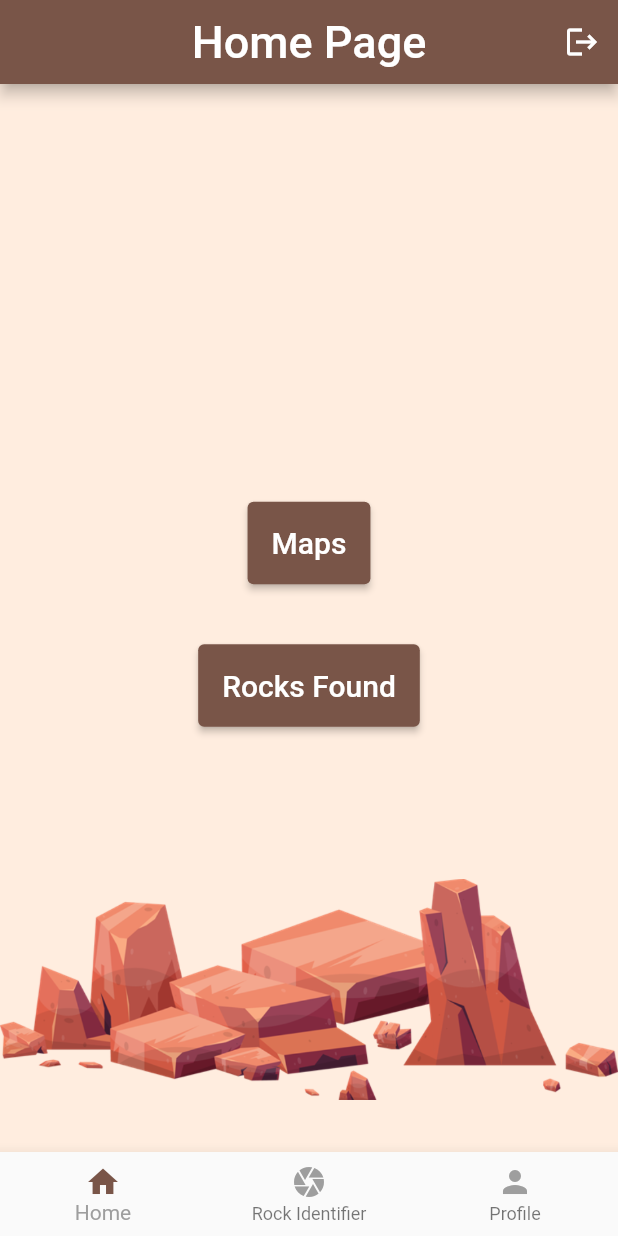
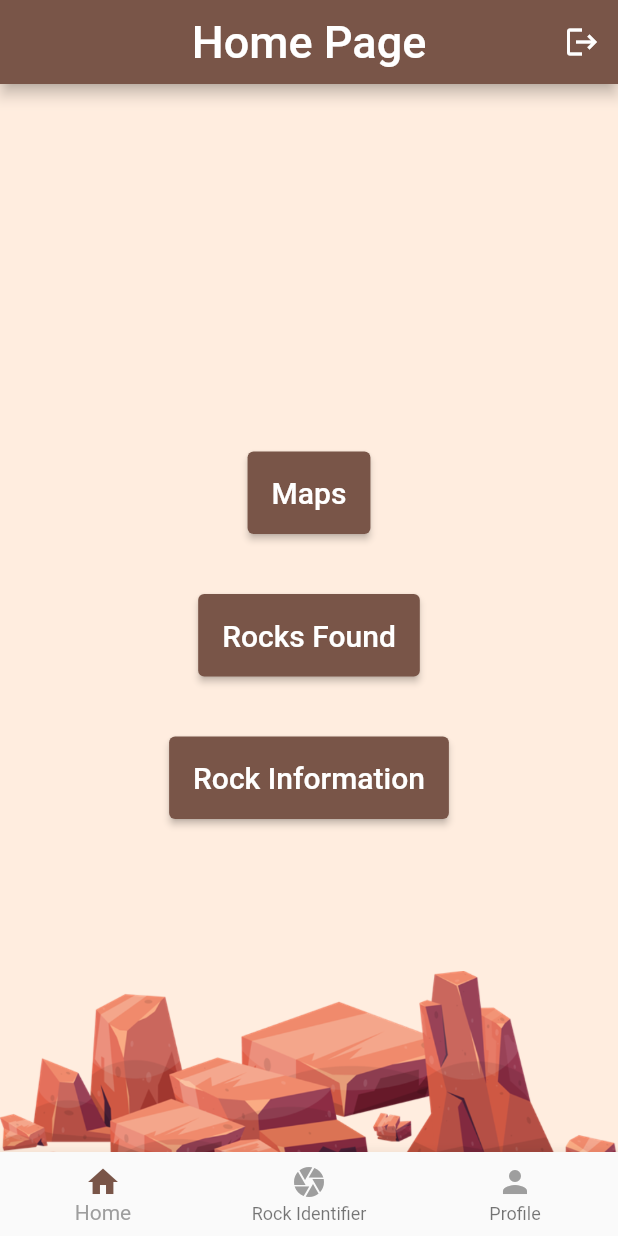
Before and after one commit to zmojab/RockID, a Flutter app: the screen it shows once a user with an empty profile is signed in, on a phone screen of 412 x 824 dp. Run offline on Flutter 3.47's test engine with Material 2 defaults, Android fonts, the phone set to English and light mode, and no system bars; our stand-ins replace cloud_firestore, firebase_auth, firebase_core, firebase_storage, geolocator, google_maps_flutter and 2 more; missing offline and left inert: tflite_flutter, tflite_flutter_helper; accounts and stored records are empty; network calls fail.

Commit message:
Created rock class to store webscrape data, modified Home Page w/ Rock Info button, created Rock Info page & popup

```diff
--- /dev/null
+++ b/rockid/lib/components/rock_details_popup.dart
@@ -0,0 +1,38 @@
+import 'package:flutter/material.dart';
+import '../models/rock.dart';
+
+class RockDetailsPopup extends StatelessWidget {
+  final Rock rock;
+
+  const RockDetailsPopup({required this.rock});
+
+  @override
+  Widget build(BuildContext context) {
+    return AlertDialog(
+      title: Text(rock.name),
+      content: SingleChildScrollView(
+        child: Column(
+          crossAxisAlignment: CrossAxisAlignment.start,
+          children: [
+            Text('Category: ${rock.category}'),
+            Text('Formula: ${rock.formula}'),
+            Text('Crystal System: ${rock.crystalSystem}'),
+            Text('Luster: ${rock.luster}'),
+            Text('Streak: ${rock.streak}'),
+            Text('Formation: ${rock.formation}'),
+            Text('Properties: ${rock.properties}'),
+            Text('Uses: ${rock.uses}'),
+          ],
+        ),
+      ),
+      actions: [
+        TextButton(
+          onPressed: () {
+            Navigator.of(context).pop();
+          },
+          child: Text('Close'),
+        ),
+      ],
+    );
+  }
+}
--- /dev/null
+++ b/rockid/lib/models/rock.dart
@@ -0,0 +1,37 @@
+class Rock {
+  final String category;
+  final String crystalSystem;
+  final String formula;
+  final String luster;
+  final String streak;
+  final String formation;
+  final String name;
+  final String properties;
+  final String uses;
+
+  Rock({
+    required this.category,
+    required this.crystalSystem,
+    required this.formula,
+    required this.luster,
+    required this.streak,
+    required this.formation,
+    required this.name,
+    required this.properties,
+    required this.uses,
+  });
+
+  factory Rock.fromFirestore(Map<String, dynamic> data) {
+    return Rock(
+      category: data['Category'] ?? '',
+      crystalSystem: data['Crystal System'] ?? '',
+      formula: data['Formula'] ?? '',
+      luster: data['Luster'] ?? '',
+      streak: data['Streak'] ?? '',
+      formation: data['formation'] ?? '',
+      name: data['name'] ?? '',
+      properties: data['properties'] ?? '',
+      uses: data['uses'] ?? '',
+    );
+  }
+}
--- a/rockid/lib/pages/home_page.dart
+++ b/rockid/lib/pages/home_page.dart
@@ -6,6 +6,7 @@ import 'package:rockid/pages/profile_page.dart';
 import 'package:rockid/pages/camera_page.dart';
 import 'package:rockid/pages/rocks_found_list_page.dart';
 import 'package:rockid/pages/maps.dart';
+import 'package:rockid/pages/rock_information_page.dart';
 import '../components/square_tile.dart';
 
 class HomePage extends StatefulWidget {
@@ -151,6 +152,29 @@ class _HomePageState extends State<HomePage> {
                 ),
               ),
             ),
+            const SizedBox(height: 40),
+            ElevatedButton(
+              onPressed: () {
+                Navigator.push(
+                  context,
+                  MaterialPageRoute(
+                      builder: (context) => RockInformationPage()),
+                );
+              },
+              style: ButtonStyle(
+                backgroundColor: MaterialStateProperty.all<Color>(Colors.brown),
+                padding: MaterialStateProperty.all<EdgeInsets>(
+                  EdgeInsets.all(16.0), // Adjust the padding as needed
+                ),
+              ),
+              child: Text(
+                'Rock Information',
+                style: TextStyle(
+                  fontSize: 20.0,
+                  color: Colors.white,
+                ),
+              ),
+            ),
             const SizedBox(height: 100),
             Image.asset(
               'lib/images/rockpic.png',
--- /dev/null
+++ b/rockid/lib/repositories/rock_repository.dart
@@ -0,0 +1,15 @@
+import 'package:cloud_firestore/cloud_firestore.dart';
+import '../models/rock.dart';
+
+class RockRepository {
+  final FirebaseFirestore _firestore = FirebaseFirestore.instance;
+
+  Future<List<Rock>> getRocks() async {
+    final snapshot = await _firestore.collection('rock_information').get();
+    final rockList = snapshot.docs.map((doc) {
+      final rockData = doc.data();
+      return Rock.fromFirestore(rockData);
+    }).toList();
+    return rockList;
+  }
+}
```
Also changed, not shown: rockid/lib/pages/rock_information_page.dart (added, +94 -0 lines).
